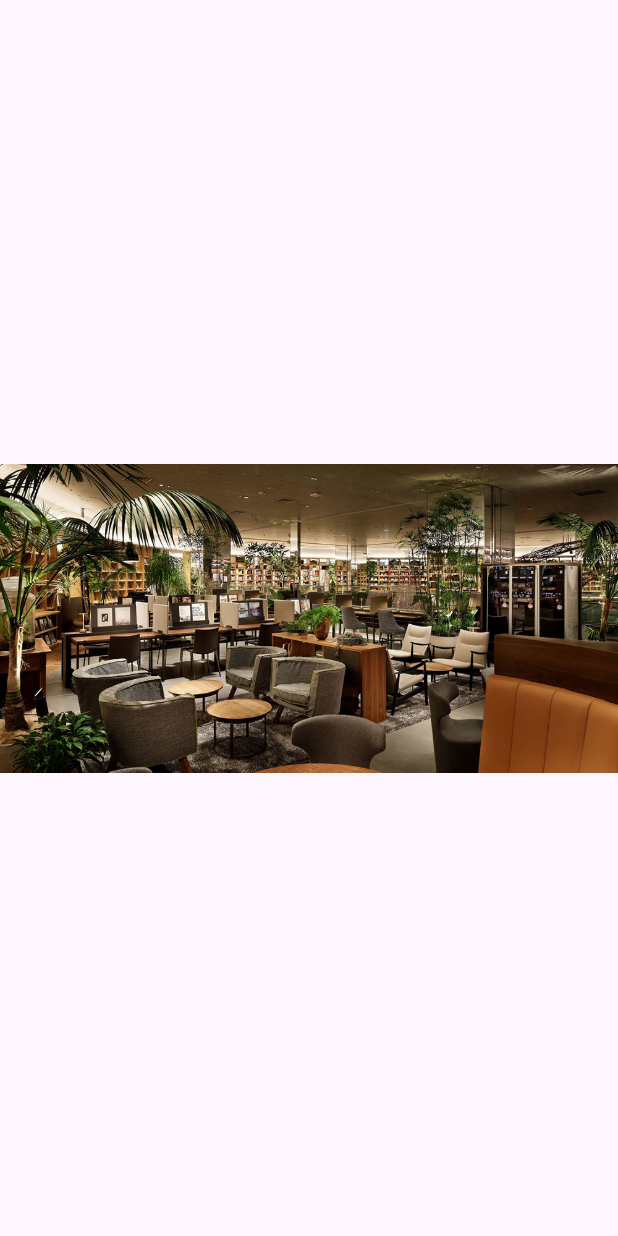
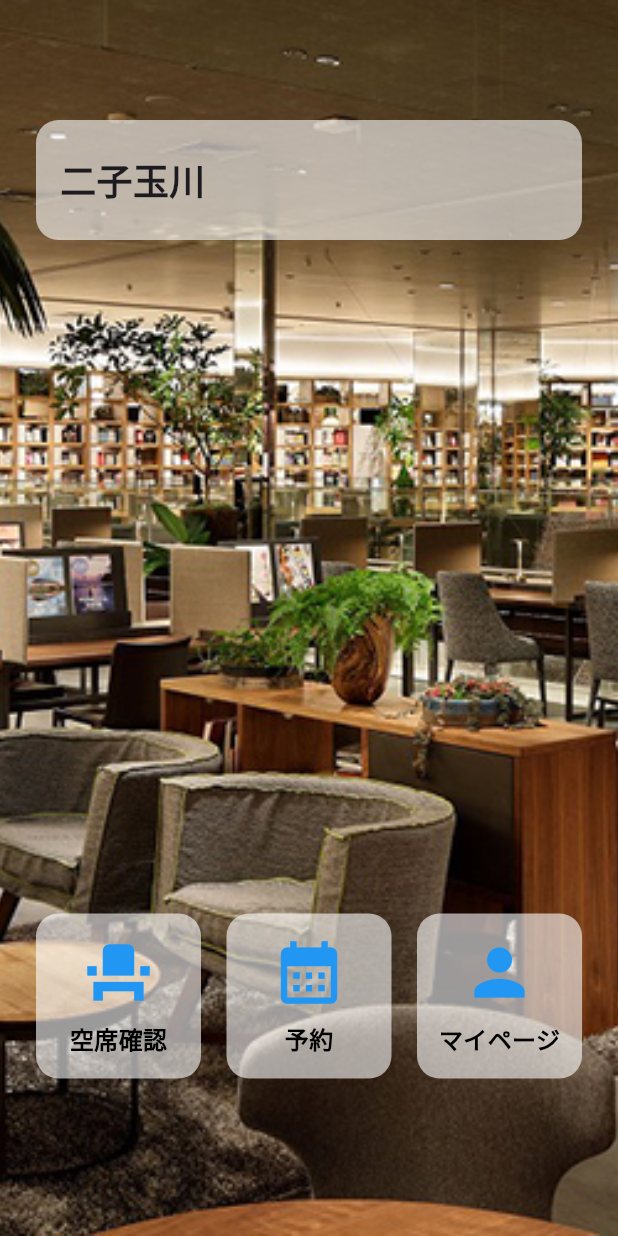
Before and after one commit to ftkaiwai/ftkaiwai001_sharelounge, a Flutter app: the screen it shows after launch, on a phone screen of 412 x 824 dp. Run offline on Flutter 3.47's test engine with Material 3 defaults, Android fonts, the phone set to English and light mode, and no system bars; Roboto replaces fonts that are missing (NotoSansJP).

Commit message:
下部BOXとその他ウィジェットを追加、UIほぼ完成

```diff
--- a/lib/main.dart
+++ b/lib/main.dart
@@ -8,13 +8,109 @@
   @override
   Widget build(BuildContext context) {
     return MaterialApp(
-        title: 'Image App',
-        home:Scaffold(
-            body: Center(
-              child: Image(image: AssetImage('images/key.jpg')),
+      title: 'Share Lounge Booking App',
+      home: Scaffold(
+        body: Stack(
+          children: [
+            // 背景画像を画面いっぱいに表示
+            Container(
+              decoration: BoxDecoration(
+                image: DecorationImage(
+                  image: AssetImage('images/key.jpg'),
+                  fit: BoxFit.cover,
                 ),
+              ),
+            ),
+            // 画面上部に横長のボックスを配置
+            Positioned(
+              top: 80.0,
+              left: 24.0,
+              right: 24.0,
+              child: Container(
+                height: 80.0,
+                padding: const EdgeInsets.symmetric(horizontal: 16.0),
+                decoration: BoxDecoration(
+                  color: Colors.white.withOpacity(0.6),
+                  borderRadius: BorderRadius.circular(15.0),
+                ),
+                child: Align(
+                  alignment: Alignment.centerLeft,
+                  child: Text(
+                    '二子玉川',
+                    style: const TextStyle(
+                      fontSize: 24.0,
+                      fontWeight: FontWeight.bold,
+                      fontFamily: 'NotoSansJP',
+                    ),
+                  ),
+                ),
+              ),
+            ),
+            // 画面下部に横並びの3つのボックスを配置
+            Positioned(
+              bottom: 100.0,
+              left: 24.0,
+              right: 24.0,
+              child: SafeArea(
+                child: Container(
+                  height: 120.0,
+                  child: Row(
+                    mainAxisAlignment: MainAxisAlignment.spaceBetween,
+                    children: [
+                      // 1つ目のボックス
+                      _buildIconBox(
+                        icon: Icons.event_seat,
+                        label: '空席確認',
+                      ),
+                      // 2つ目のボックス
+                      _buildIconBox(
+                        icon: Icons.calendar_month,
+                        label: '予約',
+                      ),
+                      // 3つ目のボックス
+                      _buildIconBox(
+                        icon: Icons.person,
+                        label: 'マイページ',
+                      ),
+                    ],
+                  ),
+                ),
+              ),
+            ),
+          ],
         ),
       ),
     );
   }
+
+  // アイコンとテキストを含むボックスを作成する関数
+  Widget _buildIconBox({required IconData icon, required String label}) {
+    return Container(
+      width: 110,
+      height: 110,
+      decoration: BoxDecoration(
+        color: Colors.white.withOpacity(0.6),
+        borderRadius: BorderRadius.circular(15.0),
+      ),
+      child: Column(
+        mainAxisAlignment: MainAxisAlignment.center,
+        children: [
+          Icon(
+            icon,
+            size: 50.0,
+            color: Colors.blue,
+          ),
+          SizedBox(height: 8.0), // アイコンとテキストの間隔
+          Text(
+            label,
+            style: TextStyle(
+              fontSize: 16.0,
+              fontWeight: FontWeight.bold,
+              color: Colors.black,
+            ),
+          ),
+        ],
+      ),
+    );
   }
+}
--- a/pubspec.yaml
+++ b/pubspec.yaml
@@ -60,8 +60,9 @@ flutter:
 
   assets:
     - images/key.jpg
+    - icons/calendar_add.svg
 
   fonts:
     - family: Schyler
       fonts:
-        - asset: fonts/Schyler-Regular.ttf
+        - asset: fonts/NotoSansJP-Regular.ttf
```
Also changed, not shown: icons/calendar_add.svg (added). Lines whose indentation alone changed are shown as unchanged.
